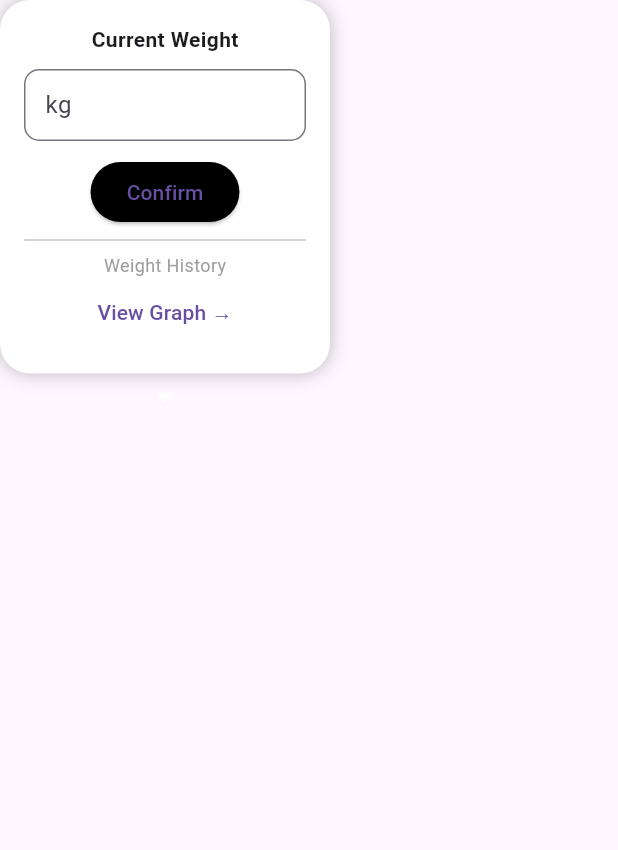
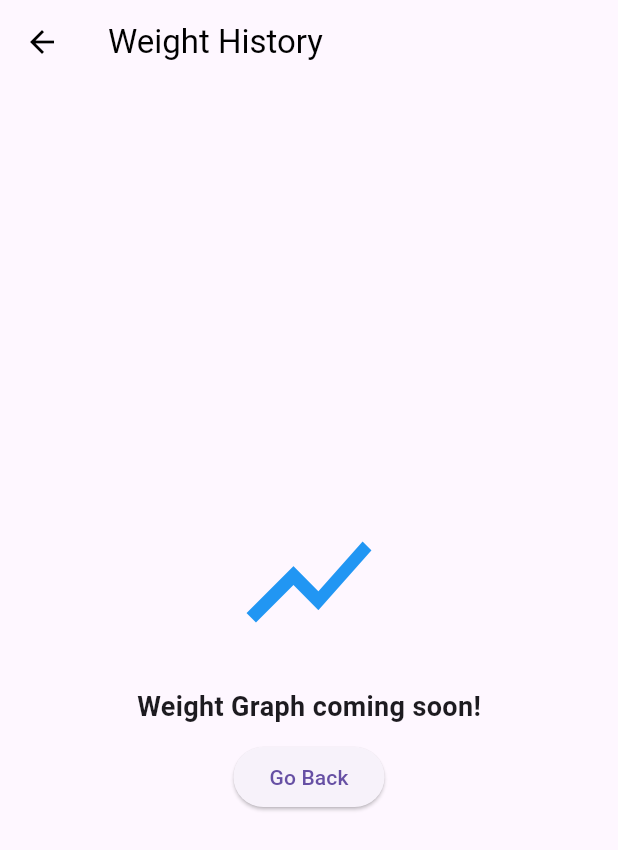
Before and after one commit to noMBavailable/Fitness-app, a Flutter app: the WeightModal widget shown alone on an empty page, opened directly, after a tap on "View Graph →", on a phone screen of 412 x 824 dp. Shown: the top 850 px of the screen. Run offline on Flutter 3.47's test engine with Material 3 defaults, Android fonts, the phone set to English and light mode, and no system bars.

Commit message:
Patch 0.11_6 > Added scripts:  Weight_graph_screen.dart > Updated scripts: Weight_modal.dart
> Weight_graph_screen:
Builds the weight_graph_screen.
It has an image, text and a button that doesn't work.

> Weight_modal:
The view graph button now goes to the weight_graph_screen

```diff
--- /dev/null
+++ b/lib/screens/weight_graph_screen.dart
@@ -0,0 +1,35 @@
+import 'package:flutter/material.dart';
+
+class WeightGraphScreen extends StatelessWidget {
+  const WeightGraphScreen({super.key});
+
+  @override
+  Widget build(BuildContext context) {
+    return Scaffold(
+      appBar: AppBar(
+        title: const Text("Weight History"),
+        backgroundColor: Colors.transparent,
+        elevation: 0,
+        foregroundColor: Colors.black,
+      ),
+      body: Center(
+        child: Column(
+          mainAxisAlignment: MainAxisAlignment.center,
+          children: [
+            const Icon(Icons.show_chart, size: 100, color: Colors.blue),
+            const SizedBox(height: 20),
+            const Text(
+              "Weight Graph coming soon!",
+              style: TextStyle(fontSize: 18, fontWeight: FontWeight.bold),
+            ),
+            const SizedBox(height: 10),
+            ElevatedButton(
+              onPressed: () => Navigator.pop(context),
+              child: const Text("Go Back"),
+            ),
+          ],
+        ),
+      ),
+    );
+  }
+}
--- a/lib/widgets/custom_header.dart
+++ b/lib/widgets/custom_header.dart
@@ -1,4 +1,5 @@
 import 'package:flutter/material.dart';
+
 
 class CustomHeader extends StatelessWidget {
   final String title;
--- a/lib/widgets/weight_modal.dart
+++ b/lib/widgets/weight_modal.dart
@@ -1,5 +1,6 @@
 // This would be a new widget file: lib/widgets/weight_modal.dart
 import 'package:flutter/material.dart';
+import '../screens/weight_graph_screen.dart'; // Add this import
 
 class WeightModal extends StatelessWidget {
   const WeightModal({super.key});
@@ -42,7 +43,14 @@ class WeightModal extends StatelessWidget {
               // History Section
               const Text("Weight History", style: TextStyle(fontSize: 12, color: Colors.grey)),
               TextButton(
-                onPressed: () => print("Go to Graph"),
+                onPressed: () {
+                  Navigator.pop(context); // check to see if modal is closed or not
+
+                  Navigator.push(
+                    context,
+                    MaterialPageRoute(builder: (context) => const WeightGraphScreen()),
+                  );
+                },
                 child: const Text("View Graph →"),
               ),
             ],
```
